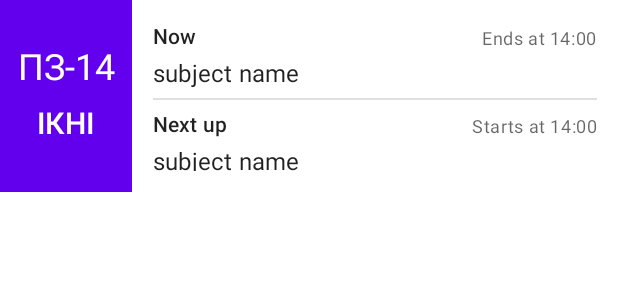
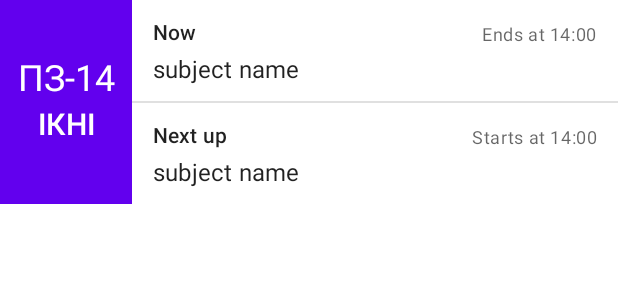
Before and after one commit to JustMax10001001/nu-lp-schedule, an Android app: the layout schedule_preview_layout.xml on its own in the app's theme, with its tools: preview values and no code run, on a phone screen of 412 x 824 dp. Shown: the top 300 px of the screen. Run offline under Robolectric (Android 15) with nearby library versions, the phone set to English and light mode, and no system bars.

Commit message:
Optimised grid-based layout

```diff
--- a/app/src/main/java/com/justsoft/nulpschedule/fragments/scheduleselectfragment/ScheduleRecyclerViewAdapter.kt
+++ b/app/src/main/java/com/justsoft/nulpschedule/fragments/scheduleselectfragment/ScheduleRecyclerViewAdapter.kt
@@ -71,7 +71,7 @@ class ScheduleRecyclerViewAdapter(context: Context, private val timeFormatter: T
                 currentClass != null && this@ScheduleRecyclerViewAdapter.showCurrentClass
             val context = holder.itemView.context
             if (showCurrentClass) {
-                nowClassPanel.visibility = View.VISIBLE
+                //nowClassPanel.visibility = View.VISIBLE
                 dividerView.visibility = View.VISIBLE
                 nowClass.subjectNameTextView.text = currentClass?.subject?.displayName
                 nowClass.classEndTimeTextView.text = context.getString(
@@ -81,7 +81,7 @@ class ScheduleRecyclerViewAdapter(context: Context, private val timeFormatter: T
                     )
                 )
             } else {
-                nowClassPanel.visibility = View.GONE
+                //nowClassPanel.visibility = View.GONE
                 dividerView.visibility = View.GONE
             }
 
@@ -148,7 +148,7 @@ class ScheduleRecyclerViewAdapter(context: Context, private val timeFormatter: T
         val instituteNameTextView: TextView by itemView.lazyFind(R.id.institute_text_view)
 
         val nowClass = NowClass()
-        val nowClassPanel: ViewGroup by itemView.lazyFind(R.id.now_class_panel)
+        //val nowClassPanel: ViewGroup by itemView.lazyFind(R.id.now_class_panel)
 
         val dividerView: View by itemView.lazyFind(R.id.divider)
 
--- a/app/src/main/res/layout/card_layout.xml
+++ b/app/src/main/res/layout/card_layout.xml
@@ -3,7 +3,7 @@
     xmlns:app="http://schemas.android.com/apk/res-auto"
     android:id="@+id/schedule_view_card"
     android:layout_width="match_parent"
-    android:layout_height="@dimen/subject_list_height"
+    android:layout_height="@dimen/schedule_preview_card_height"
     android:layout_marginVertical="@dimen/recycler_vertical_margin"
     android:checkable="false"
     android:clickable="true"
--- a/app/src/main/res/layout/schedule_preview_layout.xml
+++ b/app/src/main/res/layout/schedule_preview_layout.xml
@@ -1,26 +1,31 @@
 <?xml version="1.0" encoding="utf-8"?>
-<LinearLayout xmlns:android="http://schemas.android.com/apk/res/android"
+<GridLayout xmlns:android="http://schemas.android.com/apk/res/android"
     xmlns:app="http://schemas.android.com/apk/res-auto"
     xmlns:tools="http://schemas.android.com/tools"
     android:id="@+id/schedule_view_card"
     android:layout_width="match_parent"
-    android:layout_height="@dimen/subject_list_height"
-    android:orientation="horizontal">
+    android:layout_height="@dimen/schedule_preview_card_height"
+    android:columnCount="3"
+    android:orientation="horizontal"
 
-    <LinearLayout
-        android:layout_width="88dp"
+    android:rowCount="5">
+
+    <View
+        android:layout_width="@dimen/card_primary_info_width"
         android:layout_height="match_parent"
-        android:orientation="vertical"
-        android:theme="@style/Theme.SchedulerTheme.ClassCard.PrimaryInfo">
+        android:layout_row="0"
+        android:layout_rowSpan="5"
+        android:layout_column="0"
+        android:layout_columnWeight="0"
+        android:theme="@style/Theme.SchedulerTheme.ClassCard.PrimaryInfo" />
 
     <TextView
         android:id="@+id/group_text_view"
-            android:layout_width="80dp"
-            android:layout_height="0dp"
-            android:layout_gravity="center_horizontal"
-            android:layout_marginTop="24dp"
-            android:layout_weight="1"
-            android:gravity="bottom|center_horizontal"
+        android:layout_width="@dimen/card_primary_info_width"
+        android:layout_row="0"
+        android:layout_rowSpan="2"
+        android:layout_column="0"
+        android:layout_gravity="bottom"
         android:textAlignment="center"
         android:textAllCaps="true"
         android:textAppearance="?attr/textAppearanceHeadline5"
@@ -29,125 +34,118 @@
         app:autoSizeMinTextSize="16sp"
         app:autoSizeStepGranularity="2sp"
         app:autoSizeTextType="uniform"
-            app:layout_constraintEnd_toEndOf="parent"
-            app:layout_constraintStart_toStartOf="parent"
-            app:layout_constraintTop_toTopOf="parent"
+        tools:ignore="RtlCompat"
         tools:text="ПЗ-14" />
 
     <TextView
         android:id="@+id/institute_text_view"
-            android:layout_width="wrap_content"
-            android:layout_height="0dp"
-            android:layout_gravity="center_horizontal"
-            android:layout_marginTop="8dp"
-            android:layout_marginBottom="24dp"
-            android:layout_weight="1"
-            android:gravity="top"
+        android:layout_width="@dimen/card_primary_info_width"
+        android:layout_height="wrap_content"
+        android:layout_row="3"
+        android:layout_rowSpan="2"
+        android:layout_column="0"
+        android:textAlignment="center"
         android:textAllCaps="true"
         android:textAppearance="?attr/textAppearanceHeadline6"
         android:textColor="@android:color/white"
-            app:layout_constraintEnd_toEndOf="parent"
-            app:layout_constraintStart_toStartOf="parent"
-            app:layout_constraintTop_toBottomOf="@id/group_text_view"
         tools:text="ІКНІ" />
-    </LinearLayout>
-
-    <LinearLayout
-        android:layout_width="match_parent"
-        android:layout_height="match_parent"
-        android:orientation="vertical"
-        android:padding="14dp">
-
-        <androidx.constraintlayout.widget.ConstraintLayout
-            android:id="@+id/now_class_panel"
-            android:layout_width="match_parent"
-            android:layout_height="wrap_content"
-            android:layout_marginBottom="6dp"
-            android:orientation="horizontal">
 
     <TextView
         android:id="@+id/now_text_view"
         android:layout_width="wrap_content"
         android:layout_height="wrap_content"
+        android:layout_row="0"
+        android:layout_rowWeight="1"
+        android:layout_column="1"
+        android:layout_columnWeight="1"
+        android:layout_gravity="fill_horizontal|bottom"
+        android:paddingStart="14dp"
+        android:paddingEnd="4dp"
         android:text="@string/now"
         android:textAppearance="?attr/textAppearanceSubtitle2"
-                app:layout_constraintStart_toStartOf="parent"
-                app:layout_constraintTop_toTopOf="parent"
         tools:text="Now" />
 
     <TextView
         android:id="@+id/current_subject_name_text_view"
-                android:layout_width="0dp"
+        android:layout_width="wrap_content"
         android:layout_height="wrap_content"
-                android:layout_marginTop="4dp"
+        android:layout_row="1"
+        android:layout_rowWeight="1"
+        android:layout_column="1"
+        android:layout_columnSpan="2"
         android:ellipsize="end"
-                android:gravity="start"
         android:maxLines="1"
+        android:paddingHorizontal="14dp"
+        android:paddingTop="4dp"
         android:textAppearance="?attr/textAppearanceSubtitle1"
-                app:layout_constraintEnd_toEndOf="parent"
-                app:layout_constraintHorizontal_bias="0.0"
-                app:layout_constraintStart_toStartOf="parent"
-                app:layout_constraintTop_toBottomOf="@id/now_text_view"
         tools:text="subject name" />
 
     <TextView
         android:id="@+id/current_class_end_time_text_view"
         android:layout_width="wrap_content"
         android:layout_height="wrap_content"
+        android:layout_row="0"
+        android:layout_column="2"
+        android:layout_columnWeight="0"
+        android:layout_gravity="end|bottom"
+        android:paddingStart="4dp"
+        android:paddingEnd="14dp"
         android:textAppearance="?attr/textAppearanceCaption"
-                app:layout_constraintBottom_toBottomOf="@id/now_text_view"
-                app:layout_constraintEnd_toEndOf="parent"
         tools:text="Ends at 14:00" />
-
-        </androidx.constraintlayout.widget.ConstraintLayout>
 
 
     <View
         android:id="@+id/divider"
-            android:layout_width="match_parent"
+        android:layout_width="0dp"
         android:layout_height="1dp"
-            android:layout_marginBottom="6dp"
+        android:layout_row="2"
+        android:layout_rowWeight="0"
+        android:layout_column="1"
+        android:layout_columnSpan="2"
+        android:layout_gravity="fill_horizontal"
+        android:layout_marginHorizontal="12dp"
         android:background="?android:attr/listDivider" />
 
-        <androidx.constraintlayout.widget.ConstraintLayout
-            android:layout_width="match_parent"
-            android:layout_height="wrap_content"
-            android:orientation="horizontal">
 
     <TextView
         android:id="@+id/next_up_text_view"
         android:layout_width="wrap_content"
         android:layout_height="wrap_content"
+        android:layout_row="3"
+        android:layout_rowWeight="1"
+        android:layout_column="1"
+        android:layout_columnWeight="1"
+        android:layout_gravity="fill_horizontal|bottom"
+        android:paddingStart="14dp"
+        android:paddingEnd="4dp"
         android:text="@string/next_up"
         android:textAppearance="?attr/textAppearanceSubtitle2"
-                app:layout_constraintStart_toStartOf="parent"
-                app:layout_constraintTop_toTopOf="parent"
         tools:text="Next up" />
 
     <TextView
         android:id="@+id/next_subject_name_text_view"
-                android:layout_width="0dp"
+        android:layout_width="wrap_content"
         android:layout_height="wrap_content"
-                android:layout_marginTop="4dp"
+        android:layout_row="4"
+        android:layout_rowWeight="1"
+        android:layout_column="1"
+        android:layout_columnSpan="2"
         android:ellipsize="end"
-                android:gravity="start"
         android:maxLines="1"
+        android:paddingHorizontal="14dp"
+        android:paddingTop="4dp"
         android:textAppearance="?attr/textAppearanceSubtitle1"
-                app:layout_constraintEnd_toEndOf="parent"
-                app:layout_constraintHorizontal_bias="0.0"
-                app:layout_constraintStart_toStartOf="parent"
-                app:layout_constraintTop_toBottomOf="@id/next_up_text_view"
         tools:text="subject name" />
 
     <TextView
         android:id="@+id/next_class_start_time_text_view"
         android:layout_width="wrap_content"
         android:layout_height="wrap_content"
-                android:layout_marginTop="4dp"
+        android:layout_row="3"
+        android:layout_column="2"
+        android:layout_gravity="end|bottom"
+        android:paddingStart="4dp"
+        android:paddingEnd="14dp"
         android:textAppearance="?attr/textAppearanceCaption"
-                app:layout_constraintBottom_toBottomOf="@id/next_up_text_view"
-                app:layout_constraintEnd_toEndOf="parent"
         tools:text="Starts at 14:00" />
-        </androidx.constraintlayout.widget.ConstraintLayout>
-    </LinearLayout>
-</LinearLayout>
+</GridLayout>
--- a/app/src/main/res/values/dimens.xml
+++ b/app/src/main/res/values/dimens.xml
@@ -1,6 +1,6 @@
 <resources>
     <dimen name="fab_margin">16dp</dimen>
-    <dimen name="subject_list_height">128dp</dimen>
+    <dimen name="schedule_preview_card_height">136dp</dimen>
     <dimen name="recycler_vertical_margin">12dp</dimen>
     <dimen name="subject_primary_info_text_size">14sp</dimen>
     <dimen name="subject_secondary_info_text_size">12sp</dimen>
@@ -8,5 +8,6 @@
     <dimen name="card_elevation_normal">6dp</dimen>
     <dimen name="card_elevation_pressed">1dp</dimen>
     <dimen name="recycler_horizontal_margin">24dp</dimen>
-    <dimen name="class_view_card_height">136dp</dimen>
+    <dimen name="class_view_card_height">128dp</dimen>
+    <dimen name="card_primary_info_width">88dp</dimen>
 </resources>
```
Also changed, not shown: app/src/main/res/layout/class_view_layout.xml (+39 -27 lines). Lines whose indentation alone changed are shown as unchanged.
